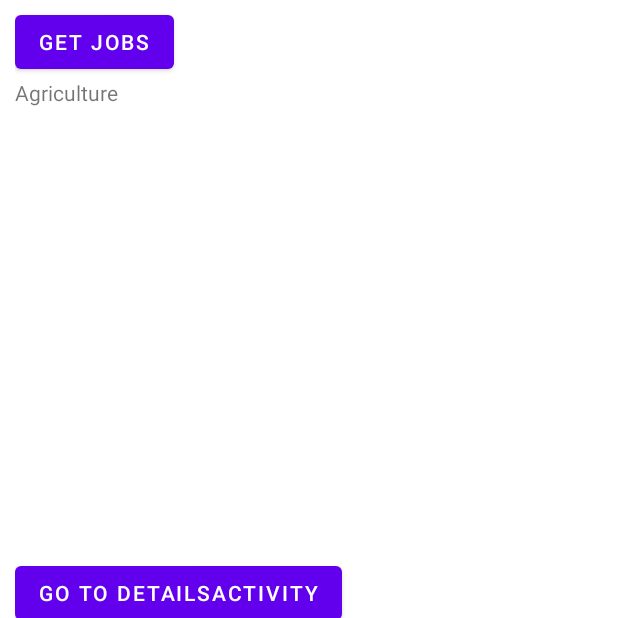
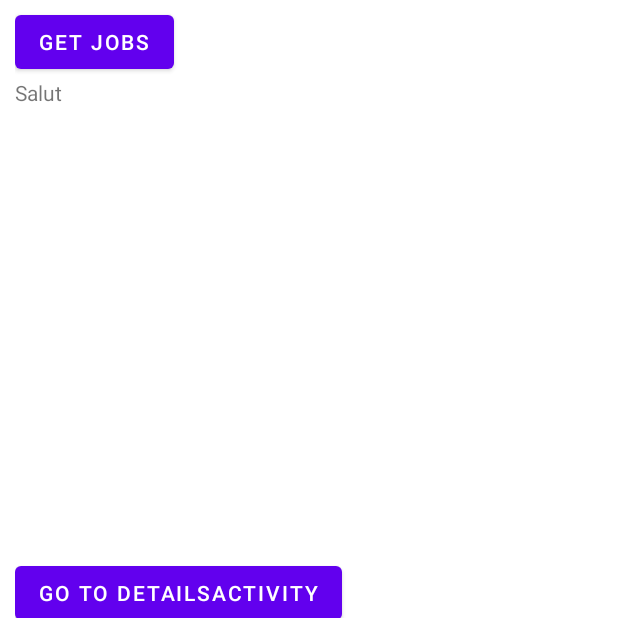
Before and after one commit to TheoG71/FirstJob, an Android app: the screen it shows after launch (MainActivity), after a tap on "GET JOBS", on a phone screen of 412 x 824 dp, the part 399-1017 px from its top. Run offline under Robolectric (Android 15) with nearby library versions, the phone set to English and light mode, and no system bars; libraries missing offline, so code that uses them is left out: com.stevesoltys.indeed.

Commit message:
avant api

```diff
--- a/app/src/main/java/com/example/firstjob/MainActivity.java
+++ b/app/src/main/java/com/example/firstjob/MainActivity.java
@@ -12,6 +12,15 @@ import android.widget.Button;
 import android.widget.Spinner;
 import android.widget.TextView;
 import android.widget.Toast;
+
+import com.stevesoltys.indeed.Indeed;
+import com.stevesoltys.indeed.exception.IndeedParameterException;
+import com.stevesoltys.indeed.exception.IndeedParseException;
+import com.stevesoltys.indeed.model.IndeedResult;
+import com.stevesoltys.indeed.model.IndeedSearchResults;
+
+import java.io.IOException;
+import java.util.List;
 
 public class MainActivity extends AppCompatActivity {
 
@@ -52,7 +61,8 @@ public class MainActivity extends AppCompatActivity {
             public void onClick(View v) {
                 String selected = dropdown.getSelectedItem().toString();
                 TextView txt = (TextView) findViewById(R.id.test);
-                txt.setText(selected);
+                txt.setText("Salut");
+
             }
         });
     }
```
